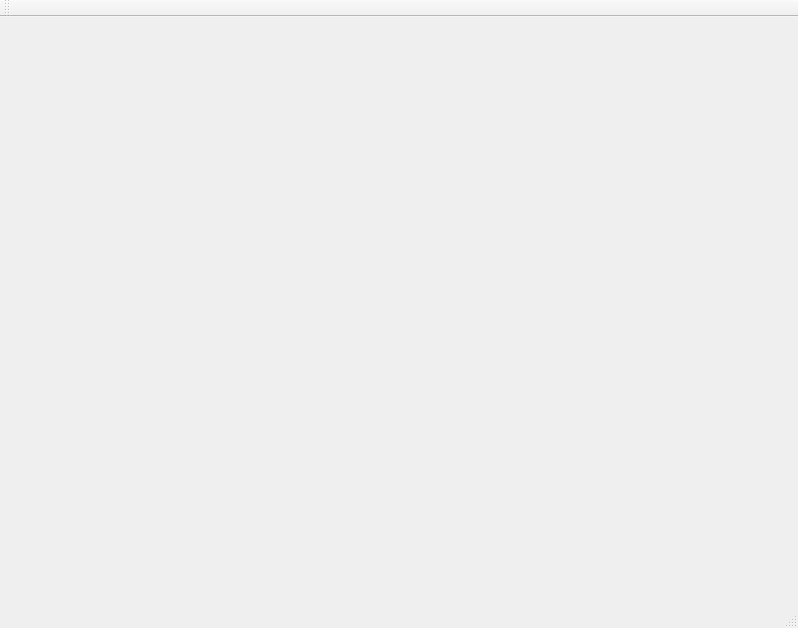
Before: the Qt Designer form mainwindow.ui in tz-lom/BCIPlots, drawn with Qt 5.
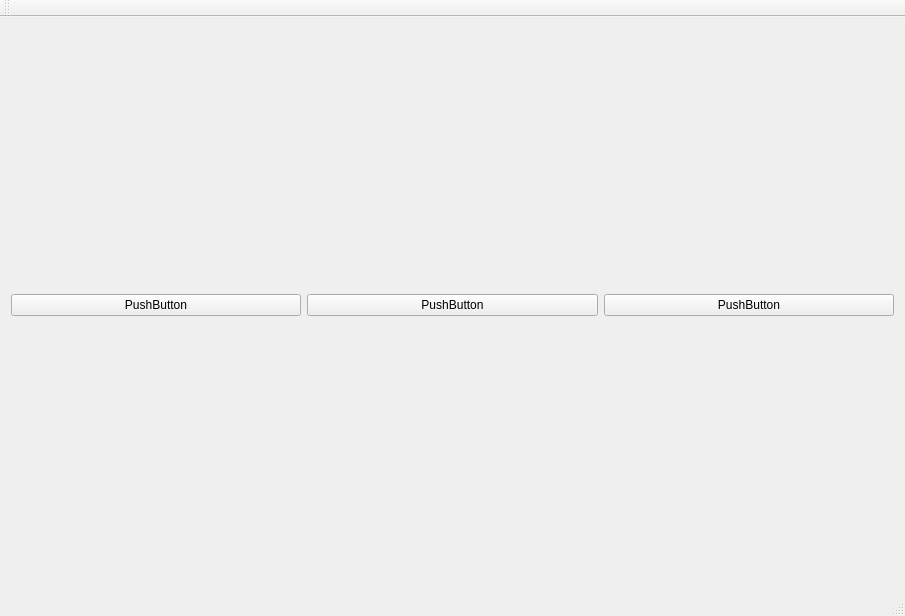
After: the same form once the commit is applied.

The edit to the form file:
```diff
--- a/mainwindow.ui
+++ b/mainwindow.ui
@@ -6,15 +6,40 @@
    <rect>
     <x>0</x>
     <y>0</y>
-    <width>798</width>
-    <height>628</height>
+    <width>905</width>
+    <height>616</height>
    </rect>
   </property>
   <property name="windowTitle">
    <string>MainWindow</string>
   </property>
   <widget class="QWidget" name="centralWidget">
-   <layout class="QVBoxLayout" name="verticalLayout"/>
+   <layout class="QGridLayout" name="gridLayout">
+    <item row="1" column="0" colspan="3">
+     <layout class="QVBoxLayout" name="verticalLayout"/>
+    </item>
+    <item row="0" column="0">
+     <widget class="QPushButton" name="pushButton">
+      <property name="text">
+       <string>PushButton</string>
+      </property>
+     </widget>
+    </item>
+    <item row="0" column="2">
+     <widget class="QPushButton" name="pushButton_2">
+      <property name="text">
+       <string>PushButton</string>
+      </property>
+     </widget>
+    </item>
+    <item row="0" column="1">
+     <widget class="QPushButton" name="pushButton_3">
+      <property name="text">
+       <string>PushButton</string>
+      </property>
+     </widget>
+    </item>
+   </layout>
   </widget>
   <widget class="QMenuBar" name="menuBar">
    <property name="geometry">
```
Left out of the diff: 2 changed lines with no effect on the pictures.
